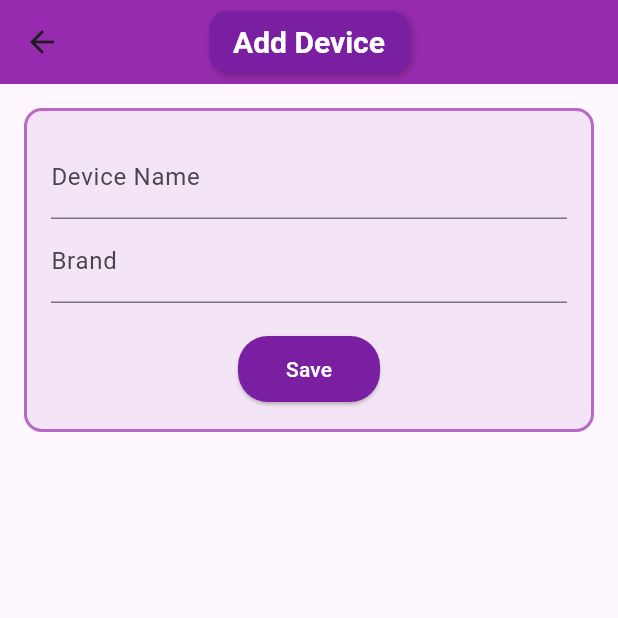
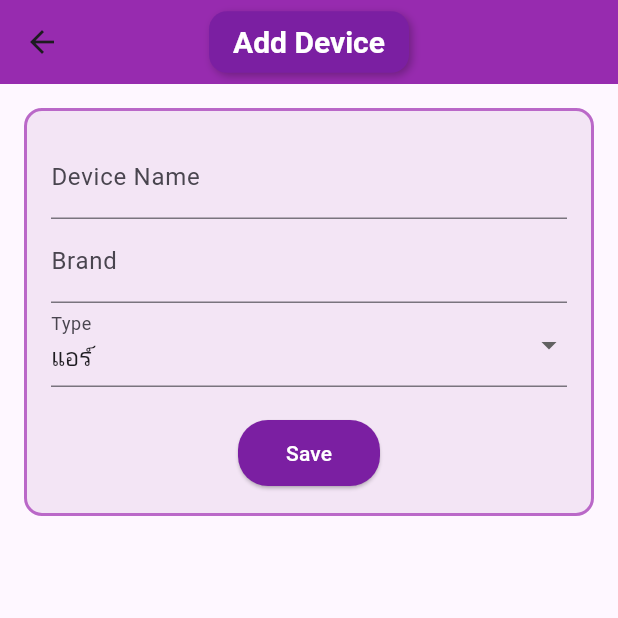
Before and after one commit to Chaisiri-65311187/Project-account, a Flutter app: the screen it shows after launch, after a tap on "Add Appliance", on a phone screen of 412 x 824 dp, the top half of it. Run offline on Flutter 3.47's test engine with Material 3 defaults, Android fonts, the phone set to English and light mode, and no system bars; our stand-ins replace sqflite; accounts and stored records are empty.

Commit message:
เพิ่มimg path ให้ผู้ใช้เลือก type ของเครื่องใช้ไฟฟ้า

```diff
--- a/lib/database/appliance_db.dart
+++ b/lib/database/appliance_db.dart
@@ -28,10 +28,11 @@ class ApplianceDB {
   Future<void> _createDB(Database db, int version) async {
     await db.execute('''
       CREATE TABLE appliances (
-        id TEXT PRIMARY KEY,
-        name TEXT,
-        brand TEXT,
-        isOn INTEGER
+         id TEXT PRIMARY KEY,
+        name TEXT NOT NULL,
+        brand TEXT NOT NULL,
+        isOn INTEGER NOT NULL,
+        imgPath TEXT NOT NULL
       )
     ''');
   }
--- a/lib/formScreen.dart
+++ b/lib/formScreen.dart
@@ -13,15 +13,15 @@ class _FormScreenState extends State<FormScreen> {
   final _formKey = GlobalKey<FormState>();
   String _name = '';
   String _brand = '';
+  String _type = 'แอร์'; // ค่าเริ่มต้น
 
-  void _saveDevice() {
-    if (_formKey.currentState!.validate()) {
-      _formKey.currentState!.save();
-      Provider.of<DeviceProvider>(context, listen: false)
-          .addDevice(_name, _brand);
-      Navigator.pop(context);
-    }
-  }
+  // กำหนดไอคอนตามประเภท
+  Map<String, String> typeIcons = {
+    'แอร์': 'assets/icons/air_conditioner.png',
+    'เครื่องดูดฝุ่น': 'assets/icons/vacuum.png',
+    'ไฟ': 'assets/icons/light.png',
+    'พัดลม': 'assets/icons/fan.png',
+  };
 
   @override
   Widget build(BuildContext context) {
@@ -91,13 +91,30 @@ class _FormScreenState extends State<FormScreen> {
                     _brand = value!;
                   },
                 ),
+                DropdownButtonFormField<String>(
+                  value: _type,
+                  decoration: const InputDecoration(labelText: 'Type'),
+                  items: typeIcons.keys.map((type) {
+                    return DropdownMenuItem(
+                      value: type,
+                      child: Text(type),
+                    );
+                  }).toList(),
+                  onChanged: (value) {
+                    setState(() {
+                      _type = value!;
+                    });
+                  },
+                ),
                 const SizedBox(height: 20),
                 ElevatedButton(
                   onPressed: () {
                     if (_formKey.currentState!.validate()) {
                       _formKey.currentState!.save();
+                      String imgPath = typeIcons[_type]!; // ดึง path ของไอคอน
                       Provider.of<DeviceProvider>(context, listen: false)
-                          .addDevice(_name, _brand);
+                          .addDevice(
+                              _name, _brand, imgPath); // ส่ง imgPath ไปด้วย
                       Navigator.pop(context);
                     }
                   },
--- a/lib/model/deviceitem.dart
+++ b/lib/model/deviceitem.dart
@@ -3,31 +3,33 @@ class DeviceItem {
   String name;
   String brand;
   bool isOn;
+  String imgPath;
 
   DeviceItem({
     required this.id,
     required this.name,
     required this.brand,
     this.isOn = false,
+    required this.imgPath,
   });
 
-  // แปลงเป็น Map สำหรับ SQLite
   Map<String, dynamic> toMap() {
     return {
       'id': id,
       'name': name,
       'brand': brand,
-      'isOn': isOn ? 1 : 0, // SQLite ไม่มี boolean ใช้ 1/0 แทน
+      'isOn': isOn ? 1 : 0,
+      'imgPath': imgPath, // ค่าเริ่มต้น
     };
   }
 
-  // สร้าง Object จาก Map ของ SQLite
   factory DeviceItem.fromMap(Map<String, dynamic> map) {
     return DeviceItem(
       id: map['id'],
       name: map['name'],
       brand: map['brand'],
       isOn: map['isOn'] == 1,
+      imgPath: map['imgPath'] ?? 'assets/default.png', // ป้องกันค่า null
     );
   }
 }
--- a/lib/provider/deviceProvider.dart
+++ b/lib/provider/deviceProvider.dart
@@ -17,12 +17,13 @@ class DeviceProvider with ChangeNotifier {
     notifyListeners(); // อัปเดต UI
   }
 
-  void addDevice(String name, String brand) {
+  void addDevice(String name, String brand, String imgPath) {
     final newDevice = DeviceItem(
       id: DateTime.now().millisecondsSinceEpoch.toString(),
       name: name,
       brand: brand,
       isOn: false,
+      imgPath: imgPath, // เพิ่ม imgPath
     );
     _db.insertDevice(newDevice);
     loadDevices();
--- a/pubspec.yaml
+++ b/pubspec.yaml
@@ -64,6 +64,11 @@ flutter:
   # included with your application, so that you can use the icons in
   # the material Icons class.
   uses-material-design: true
+  assets:
+    - assets/icons/air_conditioner.png
+    - assets/icons/vacuum.png
+    - assets/icons/light.png
+    - assets/icons/fan.png
 
   # To add assets to your application, add an assets section, like this:
   # assets:
```
Also changed, not shown: lib/editScreen.dart (+3 -7 lines), lib/main.dart (+7 -0 lines), assets/icons/air_conditioner.png (added), assets/icons/fan.png (added), assets/icons/light.png (added), assets/icons/vacuum.png (added), 5 other files.
